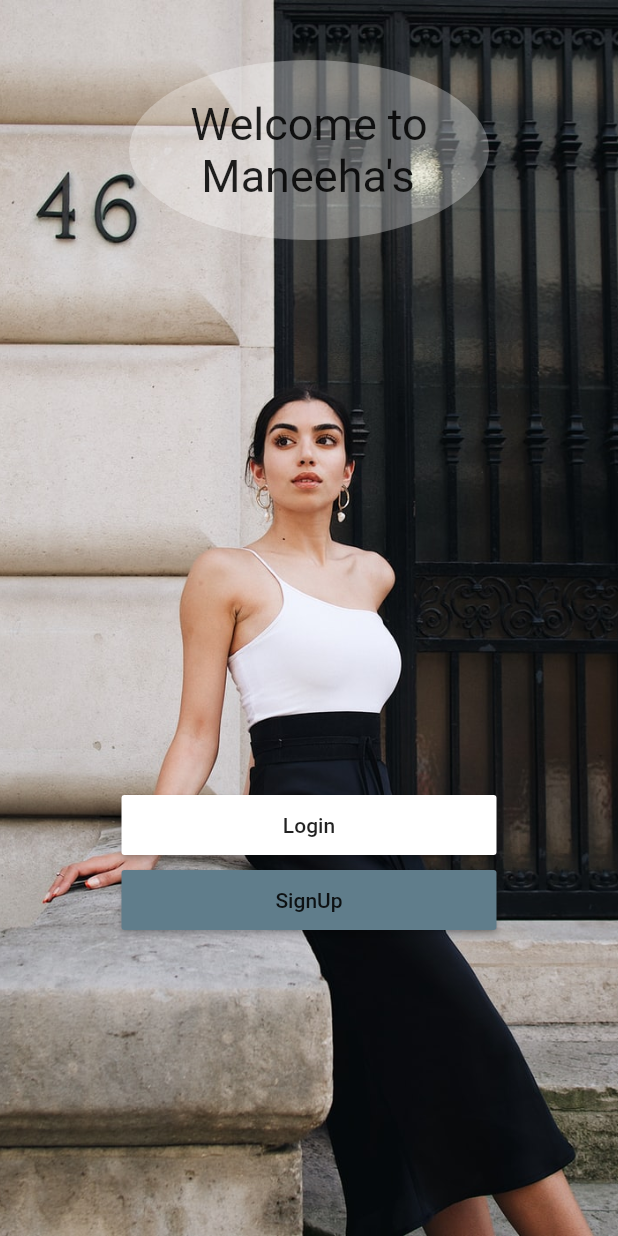
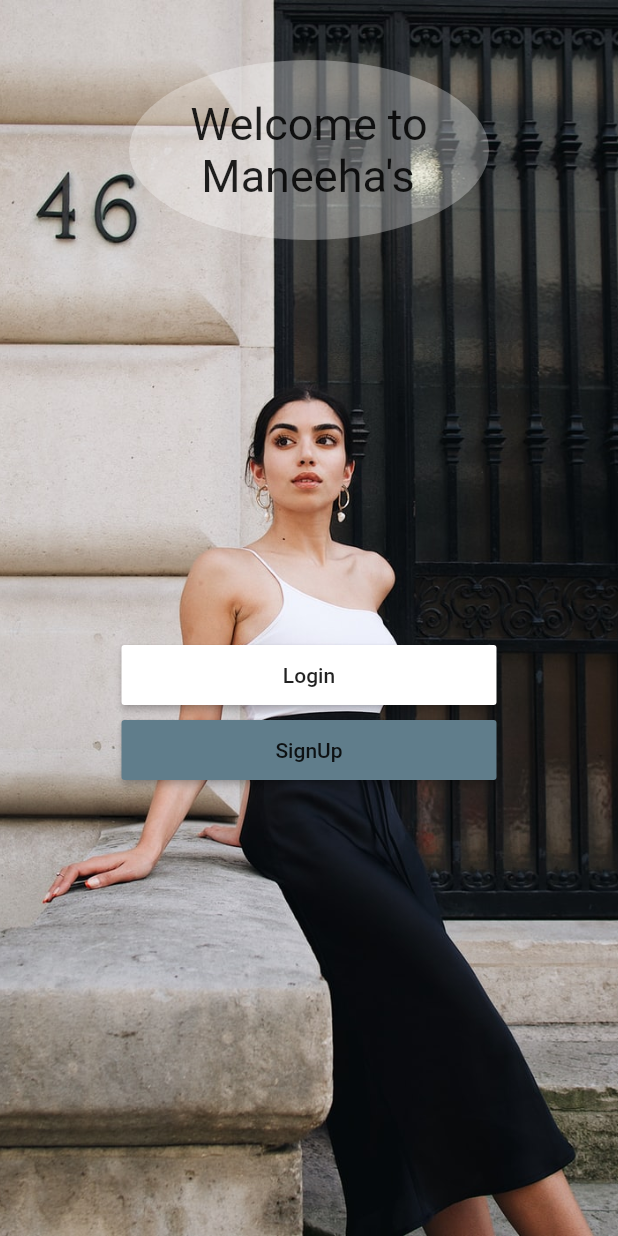
Before and after one commit to JibKh/Group-3-Maneeha-s-Application, a Flutter app: the screen it shows after launch, on a phone screen of 412 x 824 dp. Run offline on Flutter 3.47's test engine with Material 2 defaults, Android fonts, the light colour scheme and no system bars; our stand-ins replace carousel_pro, cloud_firestore, firebase_auth, firebase_storage, flutter_spinkit, fluttertoast and 1 more; missing offline and left inert: flutter_statusbarcolor; accounts and stored records are empty.

Commit message:
mahad final

```diff
--- a/lib/pages/Categories.dart
+++ b/lib/pages/Categories.dart
@@ -7,6 +7,7 @@ class Categories extends StatelessWidget {
   @override
   Widget build(BuildContext context) {
     return Container(
+      //Catagory images
       padding: EdgeInsets.symmetric(vertical: 7),
       height: 500.0,
       child: ListView(
@@ -47,6 +48,7 @@ class Category extends StatelessWidget {
               return ProductListCategories(imageCaption.toLowerCase());
               }));
         },
+        //Images being places and positioned here
         child: Stack(
           children: <Widget>[
             Container(
@@ -89,17 +91,3 @@ class Category extends StatelessWidget {
     );
   }
 }
-
-/* child: Container(
-      width: 200.0,
-      child: ListTile(
-        title: Image.asset(image_location,
-        width: 200.0 ,height: 130.0,fit: BoxFit.fill,),
-        subtitle: Container(
-          alignment: Alignment.centerLeft,
-          child: Text(image_caption,style: TextStyle(color: Colors.black,fontWeight: FontWeight.bold ),),
-
-        ),
-      ),
-    ),
-    ),*/
--- a/lib/pages/authenticate.dart
+++ b/lib/pages/authenticate.dart
@@ -15,6 +15,7 @@ class _AuthenticateState extends State<Authenticate> {
   Widget build(BuildContext context) {
     return Scaffold(
       body: Container(
+        //background image
         height: 1000,
         width: 550,
         decoration: BoxDecoration(
@@ -24,6 +25,7 @@ class _AuthenticateState extends State<Authenticate> {
     ),
     ),
         child: ListView(
+          //UI starts here
           children: <Widget>[
 
             Padding(
@@ -58,85 +60,6 @@ class _AuthenticateState extends State<Authenticate> {
                 Padding(
                     padding: const EdgeInsets.all(110.0)
                 ),
-               /* Align(
-                  alignment: Alignment(0,0),
-                  child: Container(
-                    height: 200,
-                    width: 200,
-                    decoration: BoxDecoration(
-                      image: DecorationImage(
-                        image: AssetImage("images/e_comm2.png"),
-                        fit: BoxFit.cover,
-                      ),
-                      shape: BoxShape.circle
-                    ),
-                  ),
-                ),*/
-
-
-
-                Container(
-                  width: 20,
-                  height: 100,
-                ),/*
-                Container(
-                  child: ClipRRect(
-                    borderRadius: BorderRadius.circular(12.0),
-                    //dict['pic'] returns the price of the product
-                    child: Image.asset(
-                      'images/auth_2.jpg',
-                      width: 170,
-                      height: 200,
-                      fit: BoxFit.fill,
-                    ),
-                  ),
-                ),
-
-              ],
-            ),
-            Container(
-              height: 20,
-              width: 400,
-            ),
-            Row(
-              children: <Widget>[
-                Padding(
-                    padding: const EdgeInsets.all(12.0)
-                ),
-                Container(
-                  child: ClipRRect(
-                    borderRadius: BorderRadius.circular(12.0),
-                    //dict['pic'] returns the price of the product
-                    child: Image.asset(
-                      'images/jeans.jpg',
-                      width: 170,
-                      height: 200,
-                      fit: BoxFit.fill,
-                    ),
-                  ),
-                ),
-                Container(
-                  width: 20,
-                  height: 200,
-                ),
-                Container(
-                  child: ClipRRect(
-                    borderRadius: BorderRadius.circular(12.0),
-                    //dict['pic'] returns the price of the product
-                    child: Image.asset(
-                      'images/cute-cheap-clothes-under-50.jpeg',
-                      width: 170,
-                      height: 200,
-                      fit: BoxFit.fill,
-                    ),
-                  ),
-                ),
-
-              ],
-            ),
-            Container(
-              height: 30,
-            ),*/
 
 
             // SIGNIN and redirect to SIGNIN page
--- a/lib/pages/cart.dart
+++ b/lib/pages/cart.dart
@@ -126,6 +126,7 @@ class BuildCard extends StatelessWidget {
 
           ),
         ),
+        //cart product image
 
         // INFORMATION
         Stack(
--- a/lib/pages/homepage.dart
+++ b/lib/pages/homepage.dart
@@ -13,6 +13,7 @@ class HomePage extends StatefulWidget {
 class _HomePageState extends State<HomePage> {
   @override
   Widget build(BuildContext context) {
+    //creating bool variable that check if the screen size is less than or greater than a certain threshold
     final double shortestSize=MediaQuery.of(context).size.width;
     final bool UseSmall=shortestSize<415.0;
     return Scaffold(
@@ -25,6 +26,7 @@ class _HomePageState extends State<HomePage> {
             padding: EdgeInsets.symmetric(vertical: 10),
           ),
           new Flexible(
+            //depending on the threshold we choose the appropriate gridview
             child: /*Text('${shortestSize}')*/UseSmall ? GridProducts_small():GridProducts(),
           )
           // ====== END GRIDVIEW OF PRODUCTS ======
--- a/lib/pages/login.dart
+++ b/lib/pages/login.dart
@@ -39,6 +39,7 @@ class _LoginPageState extends State<LoginPage> {
       body: Stack(
         children: <Widget>[
           Container(
+            //background image
             height: 1000,
             width: 500,
             decoration: BoxDecoration(
@@ -48,6 +49,7 @@ class _LoginPageState extends State<LoginPage> {
               ),
             ),
             child: new BackdropFilter(filter: new ImageFilter.blur(
+              //blurring background here
                 sigmaX: 3.0, sigmaY: 3.0
             ),
               child: new Container(
@@ -59,6 +61,7 @@ class _LoginPageState extends State<LoginPage> {
           Positioned(
             top: 120,
             child: Container(
+              //welcome text
               width: 250,
               height: 50,
               color: Colors.blueGrey,
@@ -73,6 +76,7 @@ class _LoginPageState extends State<LoginPage> {
               ),
             ),
           ),
+          //login UI
           SingleChildScrollView(
             child: Padding(
               padding: const EdgeInsets.all(16.0),
--- a/lib/pages/register.dart
+++ b/lib/pages/register.dart
@@ -40,6 +40,7 @@ class _SignupState extends State<Signup> {
       body: Stack(
         children: <Widget>[
           Container(
+            //Background image
             height: 1000,
             width: 500,
             decoration: BoxDecoration(
@@ -57,7 +58,8 @@ class _SignupState extends State<Signup> {
             ),
 
           ),
-                Positioned(
+              Positioned(
+                  //welcome text
                   top: 120,
                   child: Container(
                     width: 250,
@@ -75,6 +77,7 @@ class _SignupState extends State<Signup> {
                   ),
                 ),
                 Positioned(
+                  //signup button
                   top:190,
                   child: Align(
                     child: Container(
--- a/lib/util/gridProducts_small.dart
+++ b/lib/util/gridProducts_small.dart
@@ -14,6 +14,7 @@ import 'EditProductsDisplayPage.dart';
 // Creates the gridview of products for the HOMEPAGE
 // OR
 // Creates the gridview of a selected CATEGORY page
+//This is another version of gridProuducts to accodmodate for smaller screen sizes
 
 class GridProducts_small extends StatefulWidget {
 
```
